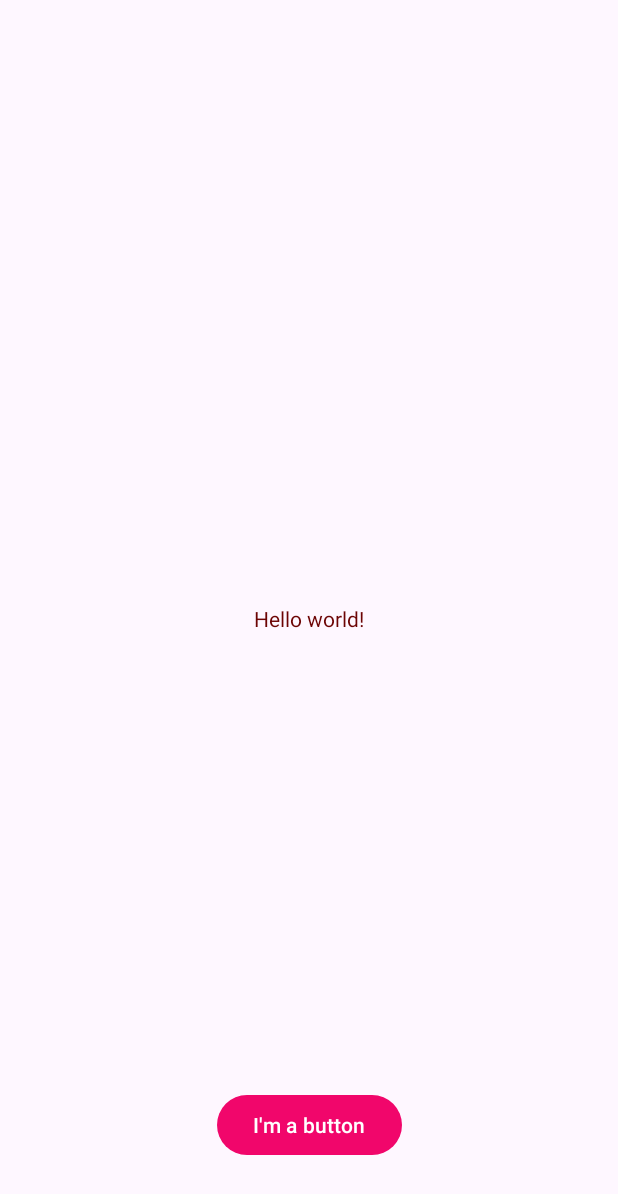
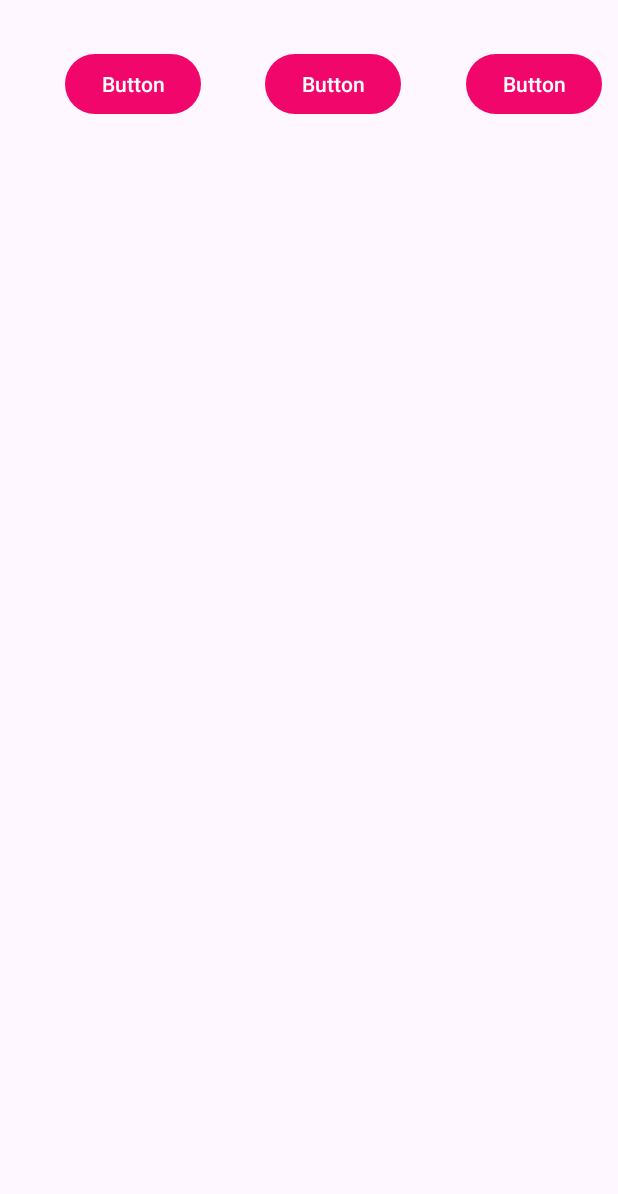
Before and after one commit to tonyxchen/TonyChensAndroidLabs, an Android app: the screen it shows after launch (MainActivity), on a phone screen of 412 x 824 dp. Shown: the top 1194 px of the screen. Run offline under Robolectric (Android 15) with nearby library versions, the phone set to English and light mode, and no system bars.

Commit message:
Finished Step 2

```diff
--- a/app/src/main/res/layout/activity_main.xml
+++ b/app/src/main/res/layout/activity_main.xml
@@ -6,23 +6,37 @@
     android:layout_height="match_parent"
     tools:context=".MainActivity">
 
-    <TextView
+    <Button
+        android:id="@+id/button"
         android:layout_width="wrap_content"
         android:layout_height="wrap_content"
-        android:text="@string/hello_message"
-        app:layout_constraintBottom_toBottomOf="parent"
-        app:layout_constraintEnd_toEndOf="parent"
+        android:layout_marginStart="32dp"
+        android:layout_marginTop="32dp"
+        android:text="Button"
+        app:layout_constraintEnd_toStartOf="@+id/button2"
+        app:layout_constraintHorizontal_bias="0.5"
         app:layout_constraintStart_toStartOf="parent"
         app:layout_constraintTop_toTopOf="parent" />
 
     <Button
+        android:id="@+id/button2"
         android:layout_width="wrap_content"
         android:layout_height="wrap_content"
-        android:layout_marginBottom="50dp"
-        android:text="@string/button_message"
-        app:layout_constraintBottom_toBottomOf="parent"
+        android:layout_marginStart="32dp"
+        android:text="Button"
+        app:layout_constraintEnd_toStartOf="@+id/button3"
+        app:layout_constraintHorizontal_bias="0.5"
+        app:layout_constraintStart_toEndOf="@+id/button"
+        app:layout_constraintTop_toTopOf="@+id/button" />
+
+    <Button
+        android:id="@+id/button3"
+        android:layout_width="wrap_content"
+        android:layout_height="wrap_content"
+        android:layout_marginStart="32dp"
+        android:text="Button"
         app:layout_constraintEnd_toEndOf="parent"
         app:layout_constraintHorizontal_bias="0.5"
-        app:layout_constraintStart_toStartOf="parent" />
-
+        app:layout_constraintStart_toEndOf="@+id/button2"
+        app:layout_constraintTop_toTopOf="@+id/button2" />
 </androidx.constraintlayout.widget.ConstraintLayout>
```
